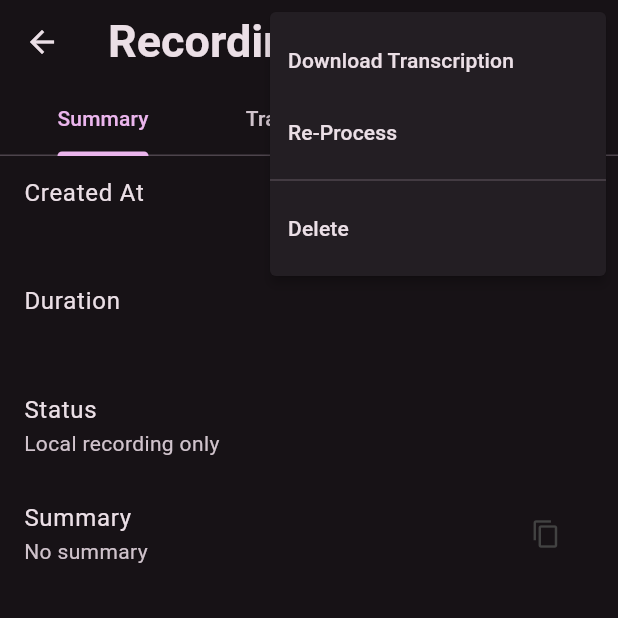
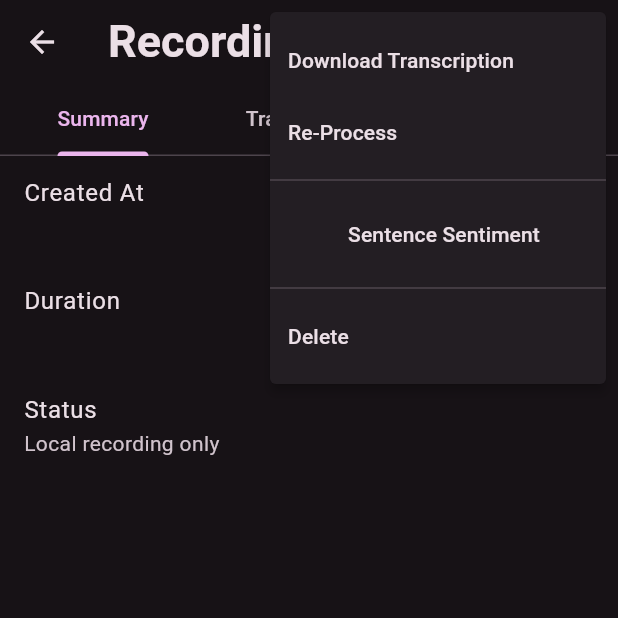
Before and after one commit to aarontully/Kubrick, a Flutter app: the InfoTabController screen opened directly with empty values, after a tap on the "menu" icon, on a phone screen of 412 x 824 dp, the top half of it. Run offline on Flutter 3.47's test engine with Material 3 defaults, Android fonts, the phone set to English and light mode, and no system bars; our stand-ins replace audioplayers, awesome_snackbar_content, connectivity_plus, file_picker, get, loading_indicator and 3 more; missing offline and left inert: record; accounts and stored records are empty; Roboto replaces fonts that are missing (Merriweather); project files that could hold a hidden picture were left out.

Commit message:
implemented Sentence Sentiment

```diff
--- a/lib/controllers/shared_state.dart
+++ b/lib/controllers/shared_state.dart
@@ -10,6 +10,7 @@ class SharedState extends GetxController {
   RxBool isConnected = false.obs;
   RxDouble uploadProgress = 0.0.obs;
   Rx<Recording?> currentRecording = Rx<Recording?>(null);
+  RxBool isSentenceSentiment = false.obs;
 
   void setLoading(bool value) {
     isLoading.value = value;
@@ -33,6 +34,10 @@ class SharedState extends GetxController {
     isRecording.value = value;
   }
 
+  void setSentenceSentiment(value) {
+    isSentenceSentiment.value = value;
+  }
+
   Future<bool> checkConnectivity() async {
     try {
       final List<ConnectivityResult> connectivityResult = await Connectivity().checkConnectivity();
--- a/lib/widgets/home_app_bar.dart
+++ b/lib/widgets/home_app_bar.dart
@@ -11,7 +11,7 @@ class HomeAppBar extends StatelessWidget implements PreferredSizeWidget {
   @override
   Widget build(BuildContext context) {
     return AppBar(
-      title: const Text('Kubrick Transcriber'),
+      title: const Text('Kubrick Transcriber', overflow: TextOverflow.clip,),
       actions: [
         PopupMenuButton(
           icon: const Icon(Icons.filter_list),
--- a/lib/widgets/info_tab_controller.dart
+++ b/lib/widgets/info_tab_controller.dart
@@ -90,12 +90,17 @@ class _InfoTabControllerState extends State<InfoTabController> {
                         child: Text('Download audio'),
                       ), */
                       const PopupMenuDivider(),
+                      CheckedPopupMenuItem(
+                        value: 'sentenceSentiment',
+                        checked: sharedState.isSentenceSentiment.value,
+                        child: const Text('Sentence Sentiment'),
+                      ),
+                      const PopupMenuDivider(),
                       const PopupMenuItem(
                         value: 'delete',
                         child: Text('Delete'),
                       )
                     ];
-
                     if (widget.recording.status.value != 'Uploaded') {
                       menuItems.insert(
                           1,
@@ -157,6 +162,10 @@ class _InfoTabControllerState extends State<InfoTabController> {
                         sharedState.setProcessing(false);
                       }
                     }
+                    if (value == 'sentenceSentiment') {
+                      sharedState.setSentenceSentiment(
+                          !sharedState.isSentenceSentiment.value);
+                    }
                     if (value == 'delete') {
                       try {
                         DatabaseHelper.deleteRecording(widget.recording);
@@ -200,7 +209,7 @@ class _InfoTabControllerState extends State<InfoTabController> {
                             : 'Local recording only',
                   ),
                 ),
-                ListTile(
+                /* ListTile(
                   title: const Text('Summary'),
                   subtitle: SelectableText(
                       (widget.summary.isEmpty) ? 'No summary' : widget.summary),
@@ -213,7 +222,7 @@ class _InfoTabControllerState extends State<InfoTabController> {
                       onPressed: () {
                         Clipboard.setData(ClipboardData(text: widget.summary));
                       }),
-                ),
+                ), */
               ],
             ),
             SingleChildScrollView(
```
Also changed, not shown: lib/widgets/conversation_tab.dart (+35 -11 lines), lib/screens/recording_info.dart (line endings or trailing spaces).
